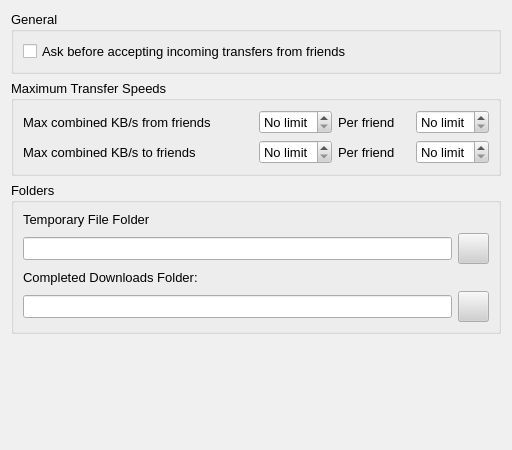
First picture: the form in MixologistGui/gui/Preferences/TransfersPrefDialog.ui, repository rebeccaskinner/The-Mixologist, before the edit.
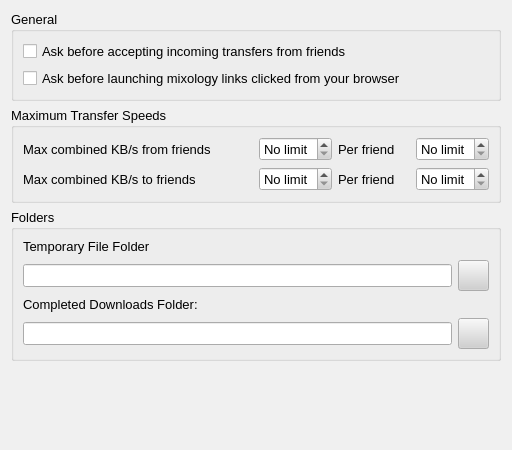
Second picture: the form after the edit. Icons and pictures are not drawn.

Commit message: Improvement: Mixologist can now launch mixology links without popping up the ugly link in a text box

```diff
--- a/MixologistGui/gui/Preferences/TransfersPrefDialog.ui
+++ b/MixologistGui/gui/Preferences/TransfersPrefDialog.ui
@@ -519,6 +519,13 @@
         </property>
        </widget>
       </item>
+      <item row="1" column="0">
+       <widget class="QCheckBox" name="linksAsk">
+        <property name="text">
+         <string>Ask before launching mixology links clicked from your browser</string>
+        </property>
+       </widget>
+      </item>
      </layout>
     </widget>
    </item>
```
The commit also changes 4 other files.
